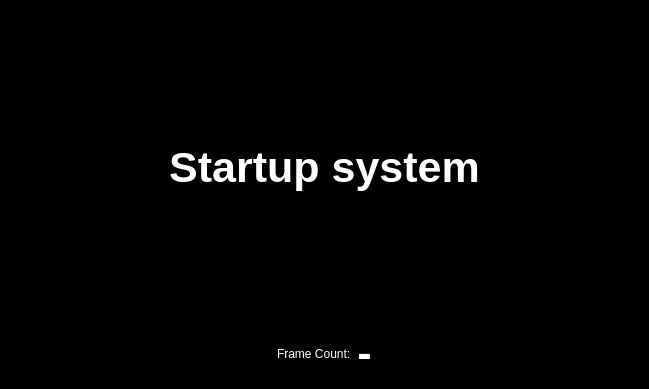
This is raspi_video_hub/qt-vlc/mainwindow.ui in dostapazov/video_hub as Qt 5 draws it before an edit. The edited form follows.
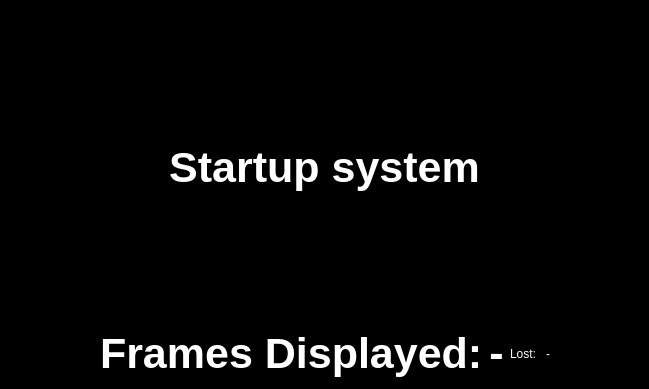
This is the edited form.

Commit message: restore monitor widget

Diff of the .ui file:
```diff
--- a/raspi_video_hub/qt-vlc/mainwindow.ui
+++ b/raspi_video_hub/qt-vlc/mainwindow.ui
@@ -82,8 +82,15 @@
           <verstretch>0</verstretch>
          </sizepolicy>
         </property>
+        <property name="font">
+         <font>
+          <pointsize>32</pointsize>
+          <italic>false</italic>
+          <bold>true</bold>
+         </font>
+        </property>
         <property name="text">
-         <string>Frame Count:</string>
+         <string>Frames Displayed:</string>
         </property>
        </widget>
       </item>
@@ -107,6 +114,20 @@
         </property>
        </widget>
       </item>
+      <item>
+       <widget class="QLabel" name="label_3">
+        <property name="text">
+         <string>Lost: </string>
+        </property>
+       </widget>
+      </item>
+      <item>
+       <widget class="QLabel" name="LostFrames">
+        <property name="text">
+         <string>-</string>
+        </property>
+       </widget>
+      </item>
       <item>
        <spacer name="horizontalSpacer_2">
         <property name="orientation">
```
The commit also changes 6 other files.
